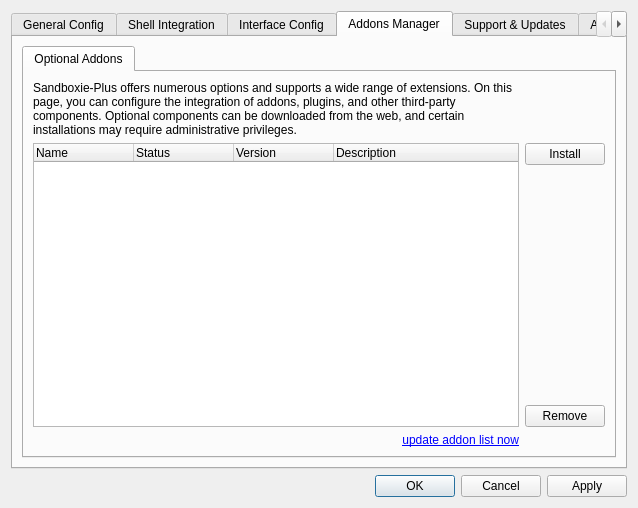
Before: the Qt Designer form SandboxiePlus/SandMan/Forms/SettingsWindow.ui in sandboxie-plus/Sandboxie, drawn with Qt 5.
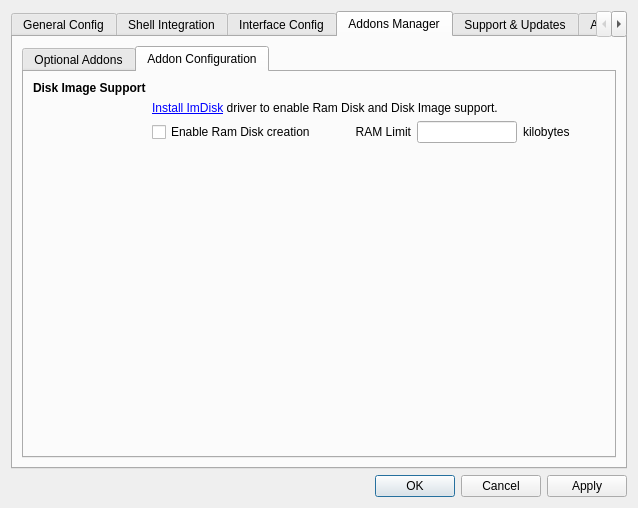
After: the same form once the commit is applied. The open tabs and pages were chosen to show the change. Icons and pictures are not drawn.

```diff
--- a/SandboxiePlus/SandMan/Forms/SettingsWindow.ui
+++ b/SandboxiePlus/SandMan/Forms/SettingsWindow.ui
@@ -1260,6 +1260,100 @@
              </item>
             </layout>
            </widget>
+           <widget class="QWidget" name="tabAddonConfig">
+            <attribute name="title">
+             <string>Addon Configuration</string>
+            </attribute>
+            <layout class="QGridLayout" name="gridLayout_40">
+             <item row="0" column="0">
+              <layout class="QGridLayout" name="gridLayout_39">
+               <item row="2" column="4">
+                <widget class="QLineEdit" name="txtRamLimit">
+                 <property name="maximumSize">
+                  <size>
+                   <width>100</width>
+                   <height>16777215</height>
+                  </size>
+                 </property>
+                </widget>
+               </item>
+               <item row="2" column="1" colspan="2">
+                <widget class="QCheckBox" name="chkRamDisk">
+                 <property name="text">
+                  <string>Enable Ram Disk creation</string>
+                 </property>
+                </widget>
+               </item>
+               <item row="2" column="5">
+                <widget class="QLabel" name="lblRamLimit">
+                 <property name="text">
+                  <string>kilobytes</string>
+                 </property>
+                </widget>
+               </item>
+               <item row="0" column="0">
+                <widget class="QLabel" name="lblDiskImage">
+                 <property name="font">
+                  <font>
+                   <bold>true</bold>
+                   <kerning>true</kerning>
+                  </font>
+                 </property>
+                 <property name="text">
+                  <string>Disk Image Support</string>
+                 </property>
+                </widget>
+               </item>
+               <item row="3" column="1">
+                <spacer name="verticalSpacer_13">
+                 <property name="orientation">
+                  <enum>Qt::Vertical</enum>
+                 </property>
+                 <property name="sizeHint" stdset="0">
+                  <size>
+                   <width>20</width>
+                   <height>40</height>
+                  </size>
+                 </property>
+                </spacer>
+               </item>
+               <item row="2" column="3">
+                <widget class="QLabel" name="lblRamDisk">
+                 <property name="text">
+                  <string>RAM Limit</string>
+                 </property>
+                 <property name="alignment">
+                  <set>Qt::AlignRight|Qt::AlignTrailing|Qt::AlignVCenter</set>
+                 </property>
+                </widget>
+               </item>
+               <item row="3" column="2" colspan="4">
+                <spacer name="horizontalSpacer_10">
+                 <property name="orientation">
+                  <enum>Qt::Horizontal</enum>
+                 </property>
+                 <property name="sizeHint" stdset="0">
+                  <size>
+                   <width>40</width>
+                   <height>20</height>
+                  </size>
+                 </property>
+                </spacer>
+               </item>
+               <item row="1" column="1" colspan="5">
+                <widget class="QLabel" name="lblImDisk">
+                 <property name="text">
+                  <string>&lt;a href=&quot;addon://ImDisk&quot;&gt;Install ImDisk&lt;/a&gt; driver to enable Ram Disk and Disk Image support.</string>
+                 </property>
+                 <property name="openExternalLinks">
+                  <bool>false</bool>
+                 </property>
+                </widget>
+               </item>
+              </layout>
+             </item>
+            </layout>
+           </widget>
           </widget>
          </item>
         </layout>
```
